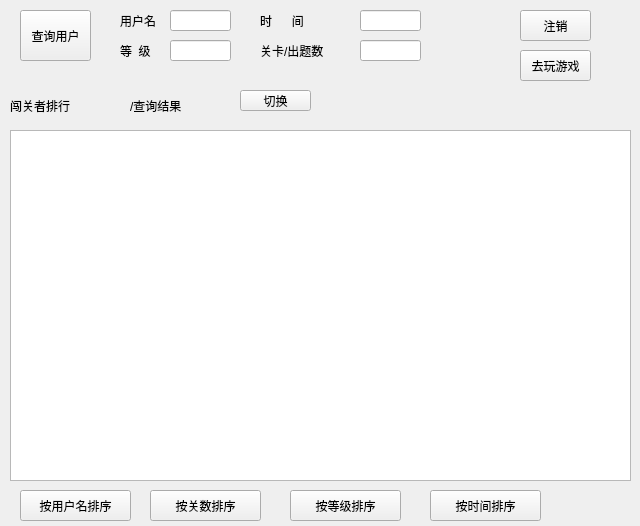
Above: rankwindow.ui from yizhilll/WordBattle before the change. Below: the same form after it.
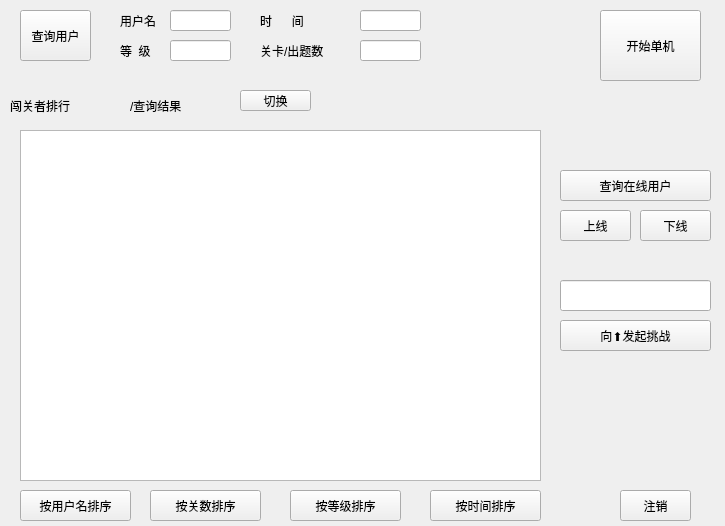
That is the form after the change.

The edit to the form file:
```diff
--- a/rankwindow.ui
+++ b/rankwindow.ui
@@ -6,7 +6,7 @@
    <rect>
     <x>0</x>
     <y>0</y>
-    <width>640</width>
+    <width>725</width>
     <height>526</height>
    </rect>
   </property>
@@ -16,9 +16,9 @@
   <widget class="QTableWidget" name="RankTable">
    <property name="geometry">
     <rect>
-     <x>10</x>
+     <x>20</x>
      <y>130</y>
-     <width>621</width>
+     <width>521</width>
      <height>351</height>
     </rect>
    </property>
@@ -55,8 +55,8 @@
   <widget class="QPushButton" name="Button_logout">
    <property name="geometry">
     <rect>
-     <x>520</x>
-     <y>10</y>
+     <x>620</x>
+     <y>490</y>
      <width>71</width>
      <height>31</height>
     </rect>
@@ -120,14 +120,14 @@
   <widget class="QPushButton" name="Button_game">
    <property name="geometry">
     <rect>
-     <x>520</x>
-     <y>50</y>
-     <width>71</width>
-     <height>31</height>
+     <x>600</x>
+     <y>10</y>
+     <width>101</width>
+     <height>71</height>
     </rect>
    </property>
    <property name="text">
-    <string>去玩游戏</string>
+    <string>开始单机</string>
    </property>
   </widget>
   <widget class="QPushButton" name="Button_check">
@@ -251,6 +251,68 @@
     <string>关卡/出题数</string>
    </property>
   </widget>
+  <widget class="QPushButton" name="B_online">
+   <property name="geometry">
+    <rect>
+     <x>560</x>
+     <y>210</y>
+     <width>71</width>
+     <height>31</height>
+    </rect>
+   </property>
+   <property name="text">
+    <string>上线</string>
+   </property>
+  </widget>
+  <widget class="QPushButton" name="B_offline">
+   <property name="geometry">
+    <rect>
+     <x>640</x>
+     <y>210</y>
+     <width>71</width>
+     <height>31</height>
+    </rect>
+   </property>
+   <property name="text">
+    <string>下线</string>
+   </property>
+  </widget>
+  <widget class="QPushButton" name="B_online_check">
+   <property name="geometry">
+    <rect>
+     <x>560</x>
+     <y>170</y>
+     <width>151</width>
+     <height>31</height>
+    </rect>
+   </property>
+   <property name="text">
+    <string>查询在线用户</string>
+   </property>
+  </widget>
+  <widget class="QLineEdit" name="L_challenge">
+   <property name="geometry">
+    <rect>
+     <x>560</x>
+     <y>280</y>
+     <width>151</width>
+     <height>31</height>
+    </rect>
+   </property>
+  </widget>
+  <widget class="QPushButton" name="B_challenge">
+   <property name="geometry">
+    <rect>
+     <x>560</x>
+     <y>320</y>
+     <width>151</width>
+     <height>31</height>
+    </rect>
+   </property>
+   <property name="text">
+    <string>向⬆️️发起挑战</string>
+   </property>
+  </widget>
  </widget>
  <resources/>
  <connections/>
```
